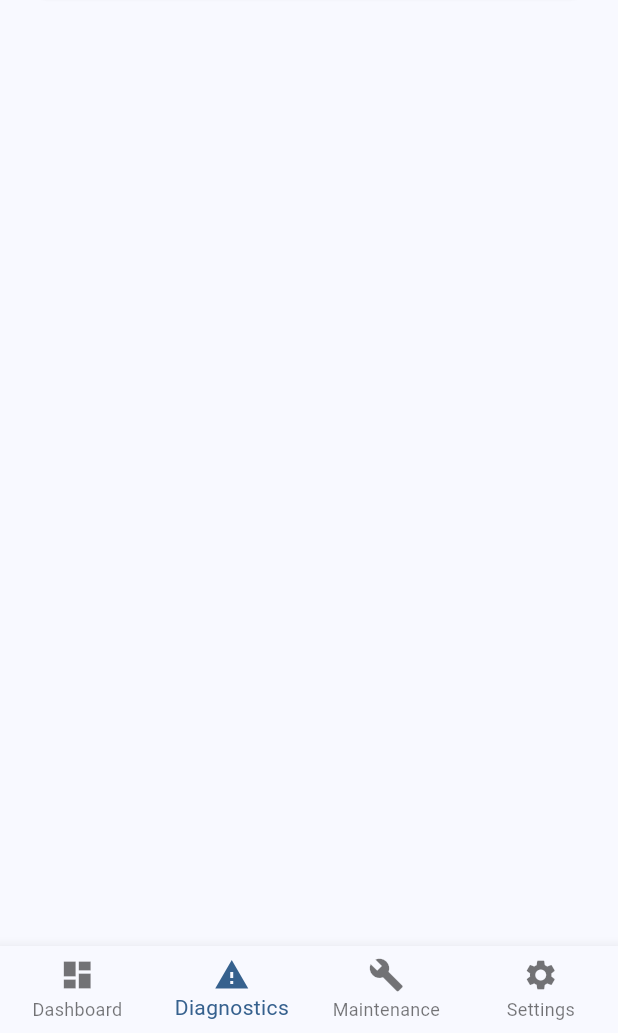
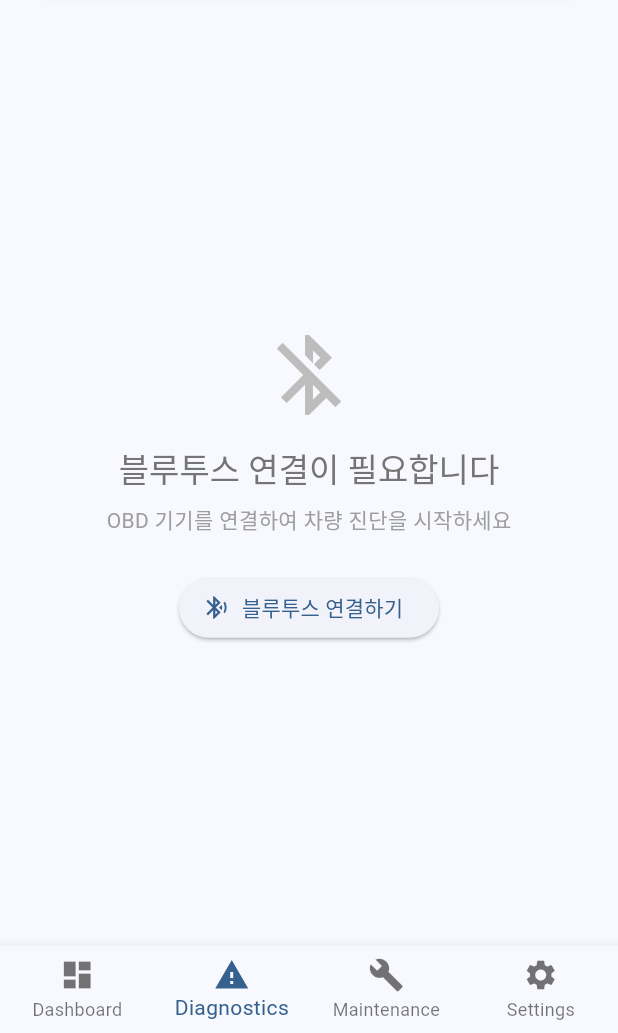
Before and after one commit to ashsh0412/pitstop, a Flutter app: the screen it shows after launch, item 2 of the bottom bar chosen, on a phone screen of 412 x 824 dp, the part 203-1236 px from its top. Run offline on Flutter 3.47's test engine with Material 3 defaults, Android fonts, the phone set to English and light mode, and no system bars; our stand-ins replace flutter_blue_plus, logger, permission_handler, shared_preferences.

Commit message:
bluetooth spinner modal

```diff
--- a/lib/providers/obd_provider.dart
+++ b/lib/providers/obd_provider.dart
@@ -10,6 +10,7 @@ import 'package:permission_handler/permission_handler.dart';
 class OBDProvider with ChangeNotifier {
   final OBDService _obdService = OBDService();
   bool _isConnected = false;
+  bool _isConnecting = false;
   String _deviceName = '';
   double _speed = 0;
   double _rpm = 0;
@@ -34,6 +35,7 @@ class OBDProvider with ChangeNotifier {
 
   // Getters
   bool get isConnected => _isConnected;
+  bool get isConnecting => _isConnecting;
   String get deviceName => _deviceName;
   double get speed => _speed;
   double get rpm => _rpm;
@@ -231,7 +233,7 @@ class OBDProvider with ChangeNotifier {
   Future<void> connect(blue_plus.BluetoothDevice device,
       {bool useSimulator = false}) async {
     try {
-      _isPairing = true;
+      _isConnecting = true;
       notifyListeners();
 
       await _obdService.connect(device, useSimulator: useSimulator);
@@ -246,6 +248,9 @@ class OBDProvider with ChangeNotifier {
       notifyListeners();
       debugPrint('Error connecting to device: $e');
       rethrow;
+    } finally {
+      _isConnecting = false;
+      notifyListeners();
     }
   }
 
--- a/lib/screens/dashboard_screen.dart
+++ b/lib/screens/dashboard_screen.dart
@@ -8,6 +8,7 @@ import 'settings_screen.dart';
 import '../widgets/connection_status_card.dart';
 import '../widgets/error_codes_card.dart';
 import '../widgets/bluetooth_dialog.dart';
+import '../widgets/bluetooth_required_message.dart';
 
 class DashboardScreen extends StatefulWidget {
   const DashboardScreen({super.key});
@@ -114,7 +115,16 @@ class _DashboardContent extends StatelessWidget {
       child: Column(
         crossAxisAlignment: CrossAxisAlignment.start,
         children: [
-          _buildConnectionStatus(context, obdProvider),
+          ConnectionStatusCard(obdProvider: obdProvider),
+          if (!obdProvider.isConnected)
+            SizedBox(
+              height: MediaQuery.of(context).size.height * 0.7,
+              child: BluetoothRequiredMessage(
+                message: 'OBD 기기를 연결하여 차량 상태를 확인하세요',
+                obdProvider: obdProvider,
+              ),
+            )
+          else ...[
             const SizedBox(height: 24),
             _buildRealTimeData(context, obdProvider, settingsProvider),
             const SizedBox(height: 24),
@@ -149,12 +159,9 @@ class _DashboardContent extends StatelessWidget {
                 ),
               ),
           ],
+        ],
       ),
     );
-  }
-
-  Widget _buildConnectionStatus(BuildContext context, OBDProvider obdProvider) {
-    return ConnectionStatusCard(obdProvider: obdProvider);
   }
 
   Widget _buildRealTimeData(BuildContext context, OBDProvider obdProvider,
--- a/lib/screens/diagnostics_screen.dart
+++ b/lib/screens/diagnostics_screen.dart
@@ -4,37 +4,39 @@ import '../providers/obd_provider.dart';
 import '../models/diagnostic_code.dart';
 import '../widgets/connection_status_card.dart';
 import '../widgets/error_codes_card.dart';
+import '../widgets/bluetooth_required_message.dart';
 
 class DiagnosticsScreen extends StatelessWidget {
-  const DiagnosticsScreen({Key? key}) : super(key: key);
+  const DiagnosticsScreen({super.key});
 
   @override
   Widget build(BuildContext context) {
     final obdProvider = Provider.of<OBDProvider>(context);
 
-    return SafeArea(
-      child: Column(
+    return Scaffold(
+      body: Column(
         children: [
           Padding(
             padding: const EdgeInsets.all(16.0),
             child: ConnectionStatusCard(obdProvider: obdProvider),
           ),
-          // Bluetooth Connection Status Header
-          // Diagnostic Data Section
           Expanded(
-            child: SingleChildScrollView(
-              padding: const EdgeInsets.all(20),
-              child: Column(
-                crossAxisAlignment: CrossAxisAlignment.start,
+            child: !obdProvider.isConnected
+                ? SizedBox(
+                    height: MediaQuery.of(context).size.height * 0.7,
+                    child: BluetoothRequiredMessage(
+                      message: 'OBD 기기를 연결하여 차량 진단을 시작하세요',
+                      obdProvider: obdProvider,
+                    ),
+                  )
+                : ListView(
+                    padding: const EdgeInsets.all(16),
                     children: [
-                  if (obdProvider.isConnected) ...[
                       if (obdProvider.dtc.isEmpty)
                         ErrorCodesCard(obdProvider: obdProvider)
                       else
                         _buildDiagnosticList(obdProvider),
                     ],
-                ],
-              ),
                   ),
           ),
         ],
--- a/lib/screens/maintenance_screen.dart
+++ b/lib/screens/maintenance_screen.dart
@@ -2,6 +2,7 @@ import 'package:flutter/material.dart';
 import 'package:provider/provider.dart';
 import '../providers/obd_provider.dart';
 import '../widgets/connection_status_card.dart';
+import '../widgets/bluetooth_required_message.dart';
 
 class MaintenanceScreen extends StatefulWidget {
   const MaintenanceScreen({super.key});
@@ -66,7 +67,15 @@ class _MaintenanceScreenState extends State<MaintenanceScreen> {
             child: ConnectionStatusCard(obdProvider: obdProvider),
           ),
           Expanded(
-            child: ListView.builder(
+            child: !obdProvider.isConnected
+                ? SizedBox(
+                    height: MediaQuery.of(context).size.height * 0.7,
+                    child: BluetoothRequiredMessage(
+                      message: 'OBD 기기를 연결하여 자가수리 가이드를 확인하세요',
+                      obdProvider: obdProvider,
+                    ),
+                  )
+                : ListView.builder(
                     padding: const EdgeInsets.all(16),
                     itemCount: repairGuides.length,
                     itemBuilder: (context, index) {
@@ -124,7 +133,8 @@ class _MaintenanceScreenState extends State<MaintenanceScreen> {
                                     (step) => Padding(
                                       padding: const EdgeInsets.only(bottom: 8),
                                       child: Row(
-                                  crossAxisAlignment: CrossAxisAlignment.start,
+                                        crossAxisAlignment:
+                                            CrossAxisAlignment.start,
                                         children: [
                                           const Text('• '),
                                           Expanded(child: Text(step)),
--- /dev/null
+++ b/lib/widgets/bluetooth_required_message.dart
@@ -0,0 +1,74 @@
+import 'package:flutter/material.dart';
+import '../providers/obd_provider.dart';
+import 'bluetooth_dialog.dart';
+
+class BluetoothRequiredMessage extends StatelessWidget {
+  final String message;
+  final OBDProvider obdProvider;
+
+  const BluetoothRequiredMessage({
+    super.key,
+    required this.message,
+    required this.obdProvider,
+  });
+
+  @override
+  Widget build(BuildContext context) {
+    return Center(
+      child: Column(
+        mainAxisAlignment: MainAxisAlignment.center,
+        children: [
+          if (obdProvider.isConnecting) ...[
+            const CircularProgressIndicator(),
+            const SizedBox(height: 24),
+            Text(
+              '블루투스 연결 중...',
+              style: Theme.of(context).textTheme.titleMedium?.copyWith(
+                    color: Colors.blue,
+                  ),
+            ),
+            const SizedBox(height: 8),
+            Text(
+              '잠시만 기다려주세요',
+              style: Theme.of(context).textTheme.bodyMedium?.copyWith(
+                    color: Colors.grey[600],
+                  ),
+            ),
+          ] else ...[
+            Icon(
+              Icons.bluetooth_disabled,
+              size: 64,
+              color: Colors.grey[400],
+            ),
+            const SizedBox(height: 16),
+            Text(
+              '블루투스 연결이 필요합니다',
+              style: Theme.of(context).textTheme.titleLarge?.copyWith(
+                    color: Colors.grey[600],
+                  ),
+            ),
+            const SizedBox(height: 8),
+            Text(
+              message,
+              style: Theme.of(context).textTheme.bodyMedium?.copyWith(
+                    color: Colors.grey[500],
+                  ),
+            ),
+            const SizedBox(height: 24),
+            ElevatedButton.icon(
+              icon: const Icon(Icons.bluetooth_searching),
+              label: const Text('블루투스 연결하기'),
+              onPressed: () {
+                showDialog(
+                  context: context,
+                  builder: (context) =>
+                      BluetoothDialog(obdProvider: obdProvider),
+                );
+              },
+            ),
+          ],
+        ],
+      ),
+    );
+  }
+}
--- a/lib/widgets/connection_status_card.dart
+++ b/lib/widgets/connection_status_card.dart
@@ -23,9 +23,14 @@ class ConnectionStatusCard extends StatelessWidget {
               color: obdProvider.isConnected ? Colors.green : Colors.red,
             ),
             const SizedBox(width: 8),
-            Text(
-              obdProvider.isConnected ? 'Connected to OBD' : 'Disconnected',
-              style: Theme.of(context).textTheme.titleMedium,
+            Expanded(
+              child: Text(
+                obdProvider.isConnected
+                    ? 'Connected to ${obdProvider.deviceName}'
+                    : 'Disconnected',
+                style: Theme.of(context).textTheme.titleMedium,
+                overflow: TextOverflow.ellipsis,
+              ),
             ),
           ],
         ),
```
Lines whose indentation alone changed are shown as unchanged.
